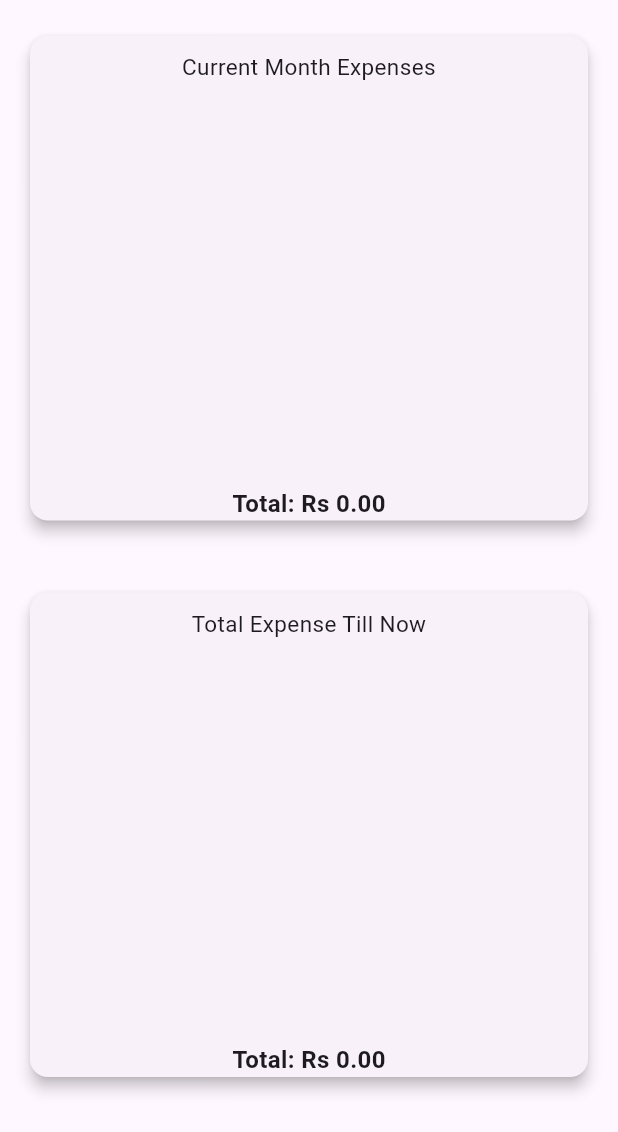
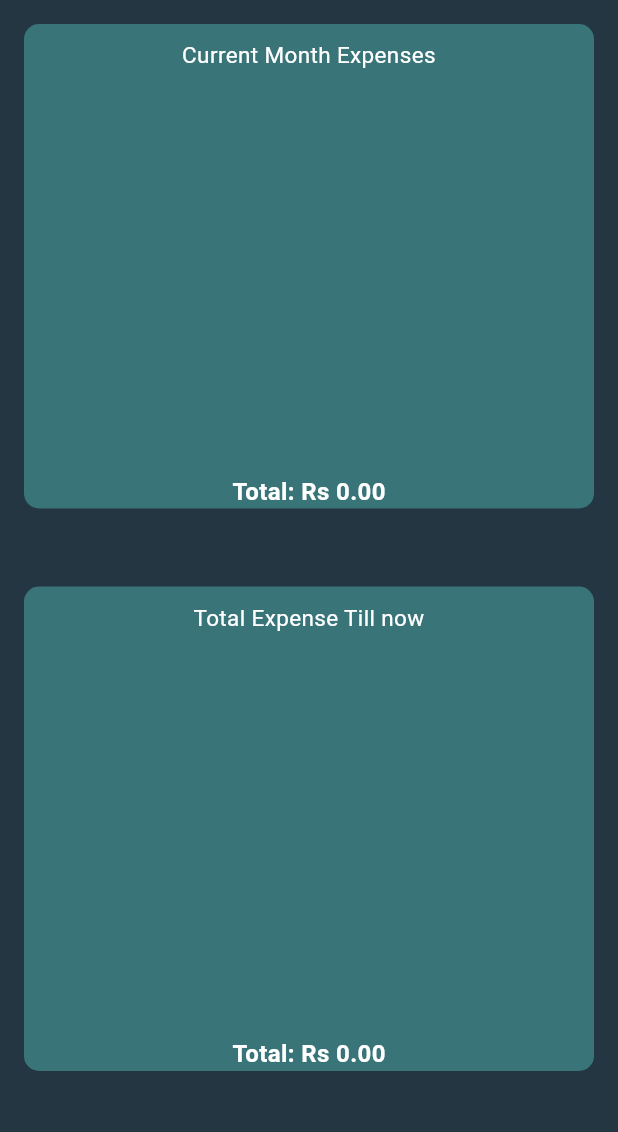
Before and after one commit to Bhawanthagee/EM-app, a Flutter app: the StatScreen screen opened directly with empty values, on a phone screen of 412 x 824 dp. Shown: the top 1132 px of the screen. Run offline on Flutter 3.47's test engine with Material 3 defaults, Android fonts, the phone set to English and light mode, and no system bars; our stand-ins replace cloud_firestore, curved_navigation_bar, firebase_auth, firebase_core, font_awesome_flutter, modal_progress_hud_nsn and 1 more; accounts and stored records are empty.

```diff
--- a/lib/screens/Stat.dart
+++ b/lib/screens/Stat.dart
@@ -121,21 +121,23 @@ class _StatScreenState extends State<StatScreen> {
 
     return SafeArea(
       child: Scaffold(
+        backgroundColor: const Color(0xFF243642), // Set background color
         body: isLoading
             ? const Center(child: CircularProgressIndicator())
             : SingleChildScrollView( // Added for scroll functionality
           child: Column(
             children: [
-              // First Pie Chart for Current Month Expenses
-              Padding(
-                padding: const EdgeInsets.symmetric(vertical: 20.0, horizontal: 16.0), // Added padding
-                child: Card( // Adding a Card for better visual separation
-                  elevation: 4,
+              Container(
+                margin: const EdgeInsets.all(16.0), // Margin for separation
+                decoration: BoxDecoration(
+                  color: const Color(0xFF387478), // Header background color
+                  borderRadius: BorderRadius.circular(10),
+                ),
                 child: Column(
                   children: [
                     SfCircularChart(
-                        title: ChartTitle(text: 'Current Month Expenses'),
-                        legend: Legend(isVisible: true),
+                      title: ChartTitle(text: 'Current Month Expenses', textStyle: const TextStyle(color: Colors.white)),
+                      legend: Legend(isVisible: true, textStyle: const TextStyle(color: Colors.white)),
                       series: <CircularSeries>[
                         PieSeries<_ExpenseData, String>(
                           dataSource: chartDataCurrentMonth,
@@ -148,26 +150,26 @@ class _StatScreenState extends State<StatScreen> {
                     ),
                     Text(
                       'Total: Rs ${totalCurrentMonthAmount.toStringAsFixed(2)}', // Updated currency symbol
-                        style: const TextStyle(fontSize: 16, fontWeight: FontWeight.bold),
+                      style: const TextStyle(fontSize: 16, fontWeight: FontWeight.bold, color: Colors.white),
                     ),
                   ],
                 ),
               ),
+              SizedBox(height: 20), // Space between the two charts
+              Container(
+                margin: const EdgeInsets.all(16.0), // Margin for separation
+                decoration: BoxDecoration(
+                  color: const Color(0xFF387478), // Header background color
+                  borderRadius: BorderRadius.circular(10),
                 ),
-
-              // Second Pie Chart for Total Expenses Till Now
-              Padding(
-                padding: const EdgeInsets.symmetric(vertical: 20.0, horizontal: 16.0), // Added padding
-                child: Card( // Adding a Card for better visual separation
-                  elevation: 4,
                 child: Column(
                   children: [
                     SfCircularChart(
-                        title: ChartTitle(text: 'Total Expense Till Now'),
-                        legend: Legend(isVisible: true),
+                      title: ChartTitle(text: 'Total Expense Till now', textStyle: const TextStyle(color: Colors.white)),
+                      legend: Legend(isVisible: true, textStyle: const TextStyle(color: Colors.white)),
                       series: <CircularSeries>[
                         PieSeries<_ExpenseData, String>(
-                            dataSource: chartData, // Assuming same data for the second chart
+                          dataSource: chartData, // Using the same data for the second chart
                           xValueMapper: (_ExpenseData data, _) => data.expenseType,
                           yValueMapper: (_ExpenseData data, _) => data.amount,
                           dataLabelMapper: (_ExpenseData data, _) => data.expenseType,
@@ -177,10 +179,9 @@ class _StatScreenState extends State<StatScreen> {
                     ),
                     Text(
                       'Total: Rs ${totalOverallAmount.toStringAsFixed(2)}', // Updated currency symbol
-                        style: const TextStyle(fontSize: 16, fontWeight: FontWeight.bold),
+                      style: const TextStyle(fontSize: 16, fontWeight: FontWeight.bold, color: Colors.white),
                     ),
                   ],
-                  ),
                 ),
               ),
             ],
@@ -198,12 +199,3 @@ class _ExpenseData {
   final String expenseType;
   final double amount;
 }
-
-// Data model for expense chart with createdOn date
-class _ExpenseWithDate {
-  _ExpenseWithDate(this.expenseType, this.amount, this.createdOn);
-
-  final String expenseType;
-  final double amount;
-  final DateTime createdOn;
-}
```
Also changed, not shown: lib/ui components/expense_list_view.dart (+29 -3 lines). Lines whose indentation alone changed are shown as unchanged.
